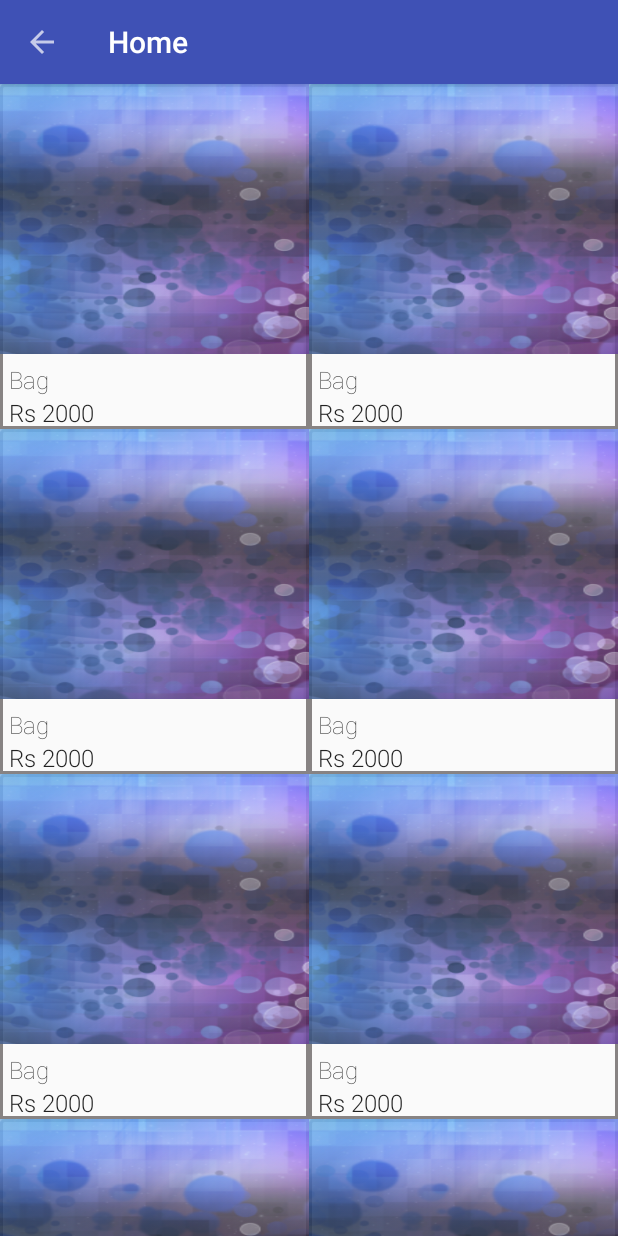
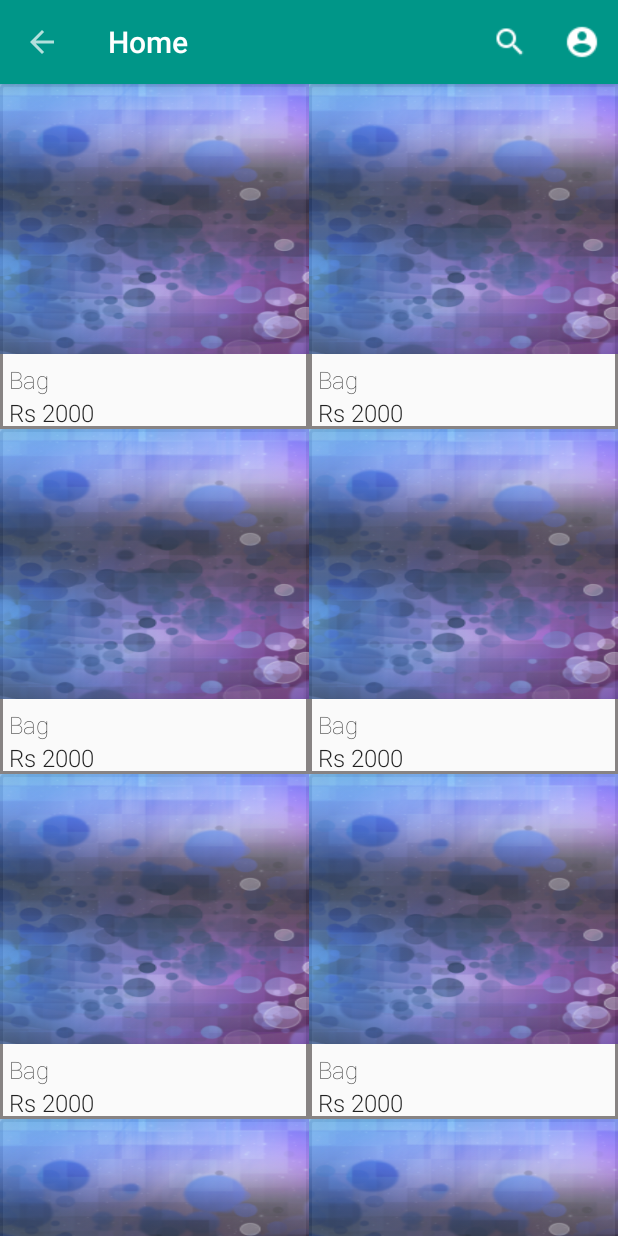
Before and after one commit to kunsangnetforce/Ray, an Android app: the Dashboard screen opened directly, with no data from a screen before it, on a phone screen of 412 x 824 dp. Run offline under Robolectric (Android 15) with nearby library versions, the phone set to English and light mode, and no system bars; libraries missing offline, so code that uses them is left out: com.balysv.materialripple, com.mikepenz.materialdrawer; plain views replace MaterialRippleLayout; 11 statements that could not run were skipped.

Commit message:
home_menu

```diff
--- a/app/build.gradle
+++ b/app/build.gradle
@@ -6,7 +6,7 @@ android {
 
     defaultConfig {
         applicationId "com.netforce.ray"
-        minSdkVersion 15
+        minSdkVersion 16
         targetSdkVersion 23
         versionCode 1
         versionName "1.0"
@@ -32,5 +32,8 @@ dependencies {
     compile 'com.daimajia.androidanimations:library:1.1.3@aar'
     compile 'com.android.support:support-v4:23.4.0'
     compile 'com.balysv:material-ripple:1.0.2'
+    compile 'com.miguelcatalan:materialsearchview:1.4.0'
+    compile 'com.rengwuxian.materialedittext:library:2.1.4'
+
 
 }
--- a/app/src/main/AndroidManifest.xml
+++ b/app/src/main/AndroidManifest.xml
@@ -15,7 +15,8 @@
                 <category android:name="android.intent.category.LAUNCHER" />
             </intent-filter>
         </activity>
-        <activity android:name=".dashboard.Dashboard"></activity>
+        <activity android:name=".dashboard.Dashboard" />
+        <activity android:name=".dashboard.SearchActivity"></activity>
     </application>
 
 </manifest>
--- a/app/src/main/java/com/netforce/ray/dashboard/Dashboard.java
+++ b/app/src/main/java/com/netforce/ray/dashboard/Dashboard.java
@@ -1,12 +1,22 @@
 package com.netforce.ray.dashboard;
 
+import android.annotation.TargetApi;
+import android.content.Context;
+import android.content.Intent;
+import android.os.Build;
 import android.support.v4.app.Fragment;
 import android.support.v4.app.FragmentTransaction;
 import android.support.v4.content.ContextCompat;
 import android.support.v7.app.AppCompatActivity;
 import android.os.Bundle;
 import android.support.v7.widget.Toolbar;
+import android.transition.Slide;
+import android.transition.Transition;
+import android.transition.TransitionInflater;
+import android.view.Menu;
+import android.view.MenuItem;
 import android.view.View;
+import android.view.inputmethod.InputMethodManager;
 import android.widget.Toast;
 
 import com.mikepenz.materialdrawer.AccountHeader;
@@ -27,6 +37,7 @@ public class Dashboard extends AppCompatActivity {
     private Toolbar toolbar;
     private AccountHeader headerResult;
     private HomeFragment homeFragment;
+    private Menu menu;
 
     @Override
     protected void onCreate(Bundle savedInstanceState) {
@@ -95,6 +106,20 @@ public class Dashboard extends AppCompatActivity {
                 .build();
     }
 
+    @Override
+    protected void onResume() {
+        super.onResume();
+        hideKeyboard();
+    }
+
+    private void hideKeyboard() {
+        View view = this.getCurrentFocus();
+        if (view != null) {
+            InputMethodManager imm = (InputMethodManager) getSystemService(Context.INPUT_METHOD_SERVICE);
+            imm.hideSoftInputFromWindow(view.getWindowToken(), 0);
+        }
+    }
+
     private void setupToolBar() {
         toolbar = (Toolbar) findViewById(R.id.toolbar);
         setSupportActionBar(toolbar);
@@ -102,6 +127,7 @@ public class Dashboard extends AppCompatActivity {
         getSupportActionBar().setDisplayHomeAsUpEnabled(true);
         String teams = "Home";
         getSupportActionBar().setTitle(teams);
+
     }
 
     private void replaceFragment(Fragment newFragment, String tag) {
@@ -120,4 +146,29 @@ public class Dashboard extends AppCompatActivity {
         String tagName = homeFragment.getClass().getName();
         replaceFragment(homeFragment, tagName);
     }
+
+    @Override
+    public boolean onCreateOptionsMenu(Menu menu) {
+        getMenuInflater().inflate(R.menu.home, menu);
+        this.menu = menu;
+        return true;
+    }
+
+    @Override
+    public boolean onOptionsItemSelected(MenuItem item) {
+        // Handle item selection
+        switch (item.getItemId()) {
+            case R.id.search:
+                startActivity(new Intent(this, SearchActivity.class));
+                overridePendingTransition(R.anim.enter, R.anim.exit);
+                return true;
+            case R.id.profile:
+                return true;
+
+            default:
+                return super.onOptionsItemSelected(item);
+        }
+    }
+
+
 }
--- /dev/null
+++ b/app/src/main/res/anim/enter.xml
@@ -0,0 +1,9 @@
+<set xmlns:android="http://schemas.android.com/apk/res/android"
+    android:shareInterpolator="false">
+    <translate
+        android:duration="500"
+        android:fromXDelta="100%"
+        android:fromYDelta="0%"
+        android:toXDelta="0%"
+        android:toYDelta="0%" />
+</set>
--- /dev/null
+++ b/app/src/main/res/anim/exit.xml
@@ -0,0 +1,9 @@
+<set xmlns:android="http://schemas.android.com/apk/res/android"
+    android:shareInterpolator="false">
+    <translate
+        android:duration="500"
+        android:fromXDelta="0%"
+        android:fromYDelta="0%"
+        android:toXDelta="-100%"
+        android:toYDelta="0%" />
+</set>
--- /dev/null
+++ b/app/src/main/res/menu/home.xml
@@ -0,0 +1,19 @@
+<?xml version="1.0" encoding="utf-8"?>
+<menu xmlns:android="http://schemas.android.com/apk/res/android"
+    xmlns:app="http://schemas.android.com/apk/res-auto">
+
+
+    <item
+        android:id="@+id/search"
+        android:icon="@drawable/ic_search"
+        android:orderInCategory="100"
+        android:title="@string/search"
+        app:showAsAction="always" />
+    <item
+        android:id="@+id/profile"
+        android:icon="@drawable/ic_profile"
+        android:orderInCategory="101"
+        android:title="@string/profile"
+        app:showAsAction="always" />
+
+</menu>
--- a/app/src/main/res/values/colors.xml
+++ b/app/src/main/res/values/colors.xml
@@ -1,8 +1,10 @@
 <?xml version="1.0" encoding="utf-8"?>
 <resources>
-    <color name="colorPrimary">#3F51B5</color>
-    <color name="colorPrimaryDark">#303F9F</color>
-    <color name="colorAccent">#FF4081</color>
+    <color name="colorPrimary">#009688</color>
+    <color name="colorPrimaryDark">#00796B</color>
+    <color name="colorPrimaryLight">#bab2dfdb</color>
+    <color name="colorAccent">#FFC107</color>
     <color name="black">#000000</color>
     <color name="grey">#878383</color>
+    <color name="white">#ffffff</color>
 </resources>
--- a/app/src/main/res/values/strings.xml
+++ b/app/src/main/res/values/strings.xml
@@ -9,4 +9,7 @@
 
     <!-- TODO: Remove or change this placeholder text -->
     <string name="hello_blank_fragment">Hello blank fragment</string>
+    <string name="search">Search</string>
+    <string name="profile">Profile</string>
+    <string name="Label_Search">Search</string>
 </resources>
```
Also changed, not shown: app/src/main/java/com/netforce/ray/dashboard/SearchActivity.java (added, +90 -0 lines), app/src/main/res/anim/left_to_right.xml (added, +10 -0 lines), app/src/main/res/anim/right_to_left.xml (added, +10 -0 lines), app/src/main/res/layout/activity_search.xml (added, +62 -0 lines), app/src/main/res/layout/app_bar_search.xml (added, +45 -0 lines), app/src/main/res/drawable/ic_close.png (added), app/src/main/res/drawable/ic_filter.png (added), app/src/main/res/drawable/ic_profile.png (added), app/src/main/res/drawable/ic_search.png (added).
